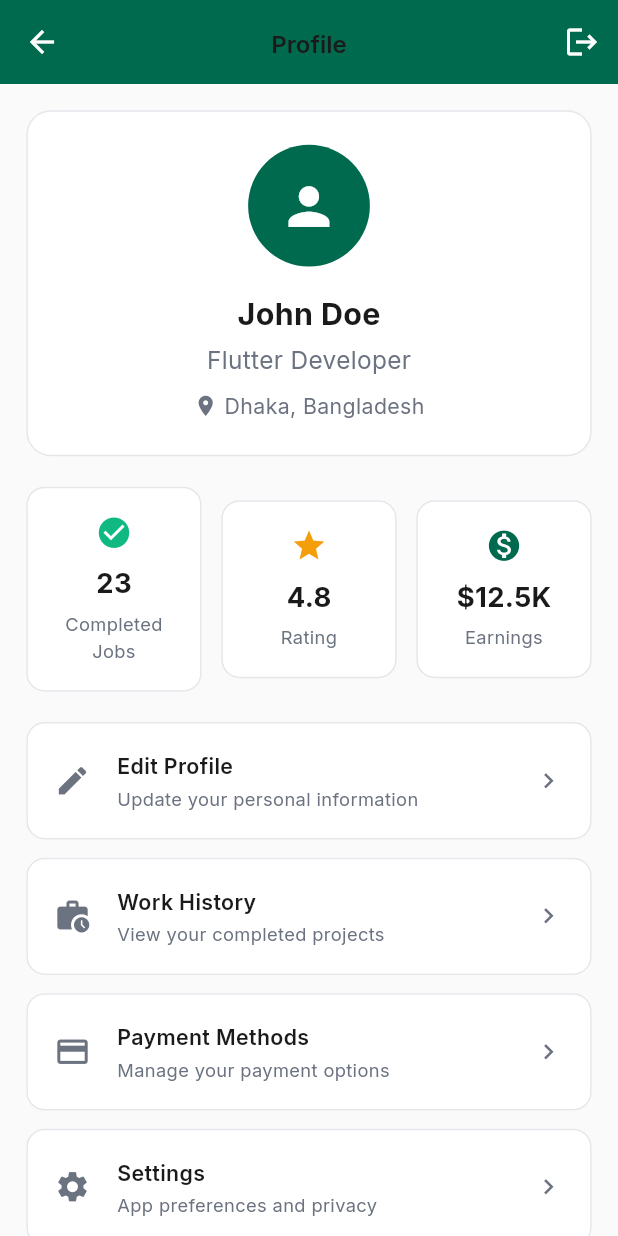
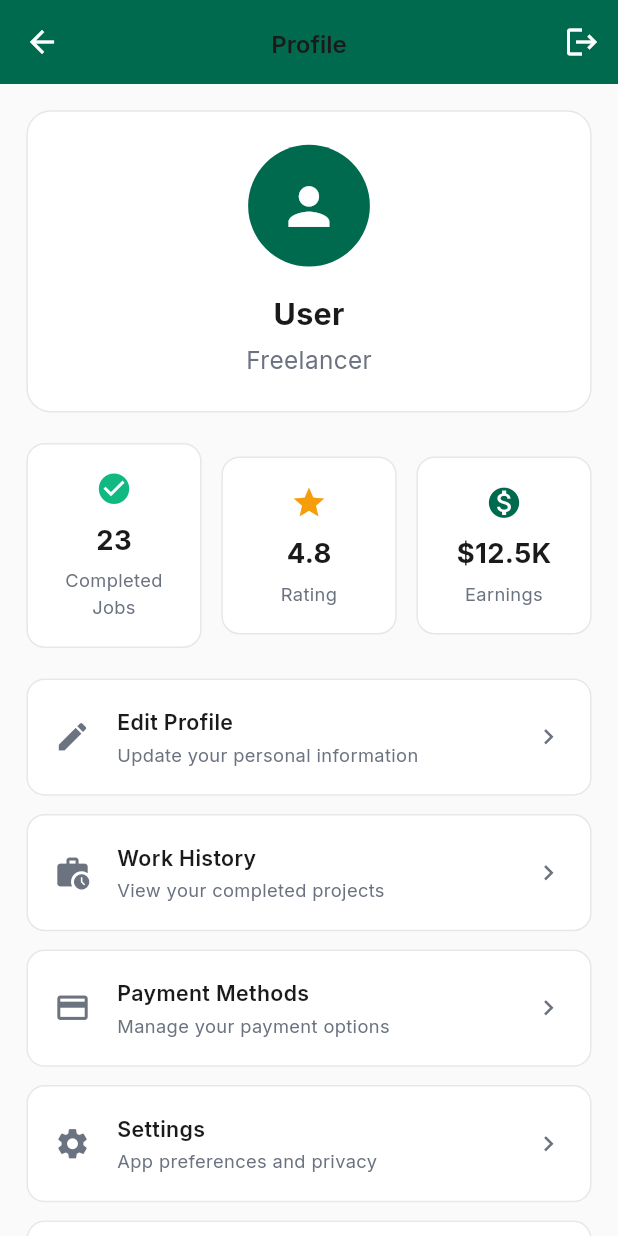
Before and after one commit to rclet/gig, a Flutter app: the ProfileScreen screen opened directly, on a phone screen of 412 x 824 dp. Run offline on Flutter 3.47's test engine with Material 3 defaults, Android fonts, the phone set to English and light mode, and no system bars; our stand-ins replace dio, firebase_messaging, flutter_local_notifications, flutter_riverpod, flutter_screenutil, go_router and 5 more; accounts and stored records are empty.

Commit message:
Update login and profile screens to use new auth provider, add API integration documentation
Co-authored-by: rclet <231550699+rclet@users.noreply.github.com>

```diff
--- a/frontend/lib/features/profile/screens/profile_screen.dart
+++ b/frontend/lib/features/profile/screens/profile_screen.dart
@@ -1,21 +1,28 @@
 import 'package:flutter/material.dart';
 import 'package:flutter_screenutil/flutter_screenutil.dart';
+import 'package:flutter_riverpod/flutter_riverpod.dart';
 import 'package:go_router/go_router.dart';
-import '../../../core/services/storage_service.dart';
 import '../../../core/theme/app_colors.dart';
+import '../../auth/providers/auth_provider.dart';
 
-class ProfileScreen extends StatelessWidget {
+class ProfileScreen extends ConsumerWidget {
   const ProfileScreen({super.key});
 
-  Future<void> _logout(BuildContext context) async {
-    await StorageService.clearAll();
+  Future<void> _logout(BuildContext context, WidgetRef ref) async {
+    await ref.read(authProvider.notifier).logout();
     if (context.mounted) {
       context.go('/login');
     }
   }
 
   @override
-  Widget build(BuildContext context) {
+  Widget build(BuildContext context, WidgetRef ref) {
+    final authState = ref.watch(authProvider);
+    final user = authState.user;
+    final userName = user?['name']?.toString() ?? 'User';
+    final userEmail = user?['email']?.toString() ?? '';
+    final userRole = user?['role']?.toString() ?? 'Freelancer';
+
     return Scaffold(
       backgroundColor: AppColors.background,
       appBar: AppBar(
@@ -24,7 +31,7 @@ class ProfileScreen extends StatelessWidget {
         foregroundColor: Colors.white,
         actions: [
           IconButton(
-            onPressed: () => _logout(context),
+            onPressed: () => _logout(context, ref),
             icon: const Icon(Icons.logout),
           ),
         ],
@@ -55,7 +62,7 @@ class ProfileScreen extends StatelessWidget {
                   ),
                   SizedBox(height: 16.h),
                   Text(
-                    'John Doe',
+                    userName,
                     style: TextStyle(
                       fontSize: 20.sp,
                       fontWeight: FontWeight.bold,
@@ -64,24 +71,25 @@ class ProfileScreen extends StatelessWidget {
                   ),
                   SizedBox(height: 4.h),
                   Text(
-                    'Flutter Developer',
+                    userRole,
                     style: TextStyle(
                       fontSize: 16.sp,
                       color: AppColors.textSecondary,
                     ),
                   ),
+                  if (userEmail.isNotEmpty) ...[
                     SizedBox(height: 8.h),
                     Row(
                       mainAxisAlignment: MainAxisAlignment.center,
                       children: [
                         Icon(
-                        Icons.location_on,
+                          Icons.email,
                           size: 16.sp,
                           color: AppColors.textSecondary,
                         ),
                         SizedBox(width: 4.w),
                         Text(
-                        'Dhaka, Bangladesh',
+                          userEmail,
                           style: TextStyle(
                             fontSize: 14.sp,
                             color: AppColors.textSecondary,
@@ -89,6 +97,7 @@ class ProfileScreen extends StatelessWidget {
                         ),
                       ],
                     ),
+                  ],
                 ],
               ),
             ),
```
Also changed, not shown: frontend/lib/features/auth/screens/login_screen.dart (+20 -45 lines), 1 other file. Lines whose indentation alone changed are shown as unchanged.
